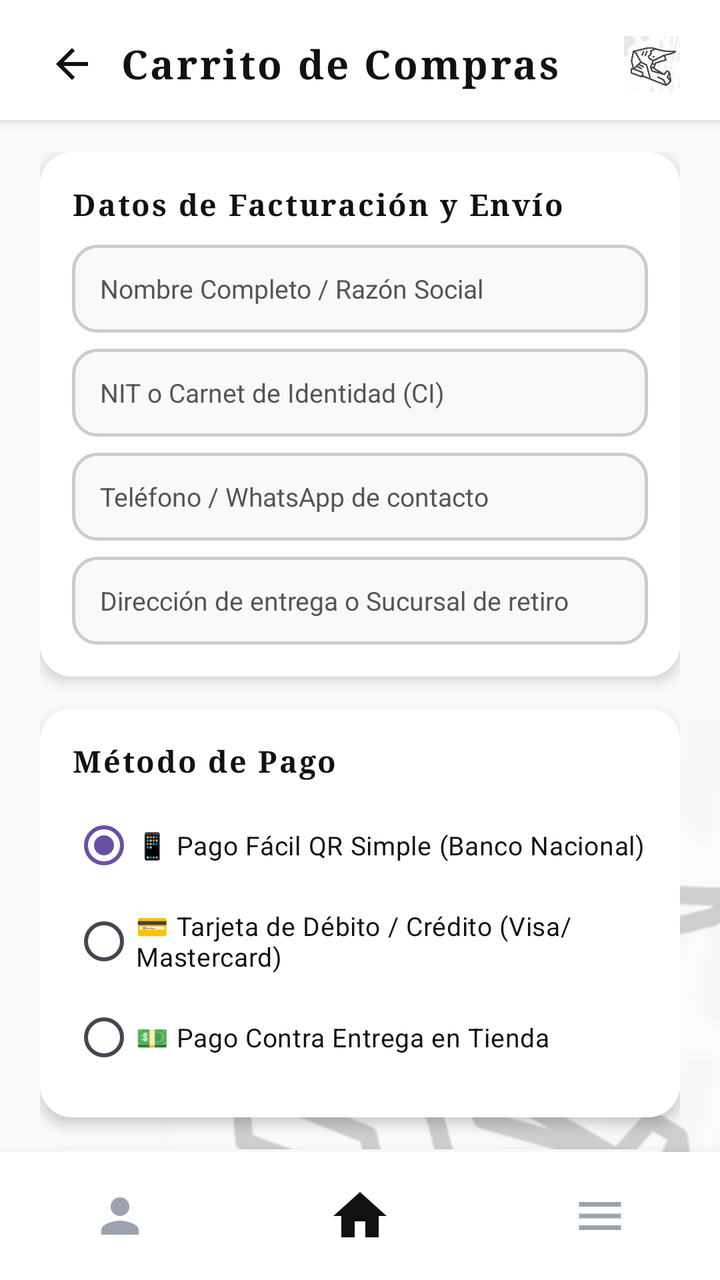
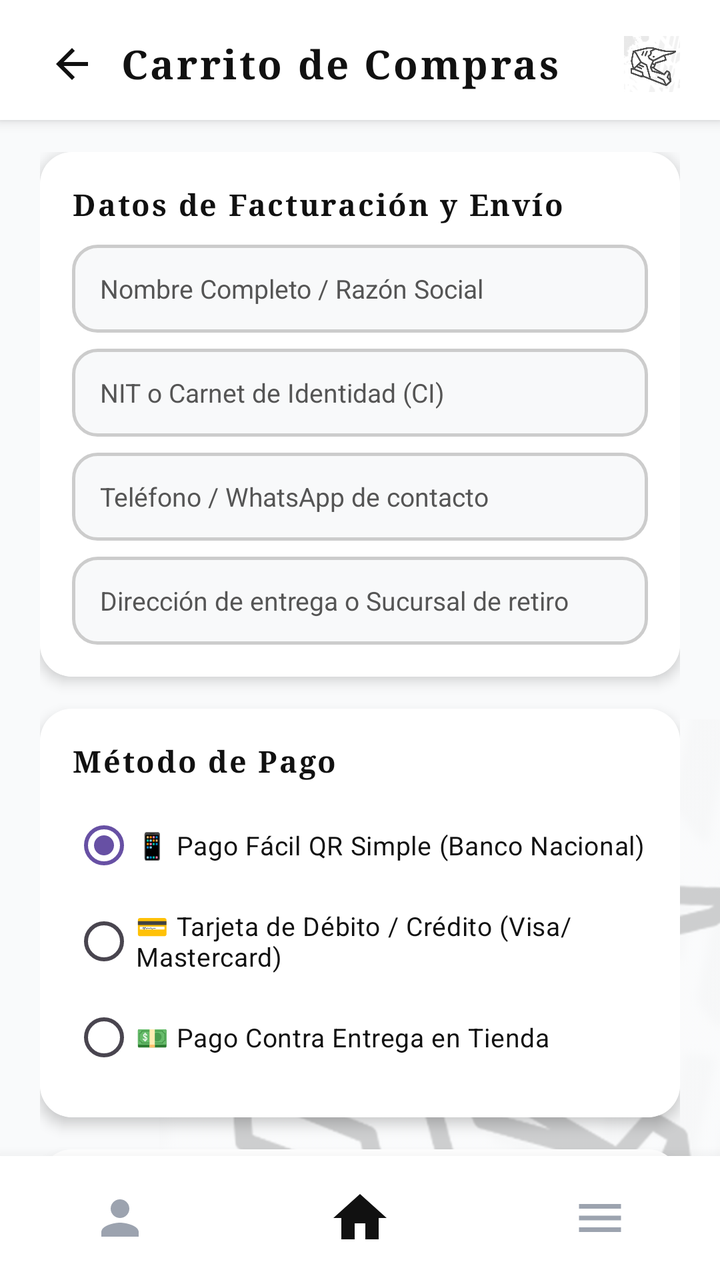

Before-and-after screenshots of an Android layout around one commit, followed by the original layout XML and the change that was made.
<!-- AndroidManifest.xml: application theme Theme.MiAPPBiker -->
<!-- res/layout/activity_cart.xml -->
<?xml version="1.0" encoding="utf-8"?>
<FrameLayout xmlns:android="http://schemas.android.com/apk/res/android"
    xmlns:app="http://schemas.android.com/apk/res-auto"
    xmlns:tools="http://schemas.android.com/tools"
    android:id="@+id/cart_root"
    android:layout_width="match_parent"
    android:layout_height="match_parent"
    android:background="@color/biker_gray_bg">

    
    <ImageView
        android:id="@+id/iv_cart_watermark"
        style="@style/MarcaAguaCasco"
        android:layout_gravity="bottom|end"
        android:layout_marginEnd="-40dp"
        android:layout_marginBottom="-40dp" />

    <androidx.constraintlayout.widget.ConstraintLayout
        android:layout_width="match_parent"
        android:layout_height="match_parent">

        
        <LinearLayout
            android:id="@+id/ll_cart_header"
            android:layout_width="match_parent"
            android:layout_height="wrap_content"
            android:background="@color/white"
            android:elevation="4dp"
            android:gravity="center_vertical"
            android:orientation="horizontal"
            android:paddingHorizontal="20dp"
            android:paddingTop="16dp"
            android:paddingBottom="12dp"
            app:layout_constraintTop_toTopOf="parent">

            <ImageView
                android:id="@+id/btn_cart_back"
                style="@style/BotonIconoNav"
                android:layout_width="32dp"
                android:layout_height="32dp"
                android:padding="4dp"
                android:src="@drawable/ic_arrow_back"
                app:tint="@color/biker_black"
                android:contentDescription="Regresar" />

            <TextView
                style="@style/TextoTituloVintage"
                android:layout_width="0dp"
                android:layout_height="wrap_content"
                android:layout_marginStart="8dp"
                android:layout_weight="1"
                android:text="Carrito de Compras" />

            <ImageView
                android:layout_width="28dp"
                android:layout_height="28dp"
                android:alpha="0.7"
                android:src="@drawable/ic_helmet_logo"
                android:contentDescription="Logo" />
        </LinearLayout>

        
        <ScrollView
            android:id="@+id/sv_cart_content"
            android:layout_width="match_parent"
            android:layout_height="0dp"
            android:fillViewport="true"
            android:scrollbars="none"
            app:layout_constraintBottom_toTopOf="@+id/ll_bottom_nav"
            app:layout_constraintTop_toBottomOf="@+id/ll_cart_header">

            <LinearLayout
                android:layout_width="match_parent"
                android:layout_height="wrap_content"
                android:orientation="vertical"
                android:paddingHorizontal="20dp"
                android:paddingTop="16dp"
                android:paddingBottom="30dp">

                
                <LinearLayout
                    android:id="@+id/ll_cart_items_container"
                    android:layout_width="match_parent"
                    android:layout_height="wrap_content"
                    android:orientation="vertical" />

                
                <androidx.cardview.widget.CardView
                    style="@style/TarjetaContenedor"
                    android:layout_width="match_parent"
                    android:layout_height="wrap_content"
                    android:layout_marginBottom="16dp"
                    app:cardElevation="4dp">

                    <LinearLayout
                        android:layout_width="match_parent"
                        android:layout_height="wrap_content"
                        android:background="@color/white"
                        android:orientation="vertical"
                        android:padding="16dp">

                        <TextView
                            style="@style/TextoEncabezadoSeccion"
                            android:layout_width="wrap_content"
                            android:layout_height="wrap_content"
                            android:text="Datos de Facturación y Envío"
                            android:textSize="15sp" />

                        
                        <EditText
                            android:id="@+id/et_billing_name"
                            style="@style/CampoTextoFormulario"
                            android:layout_marginTop="10dp"
                            android:hint="Nombre Completo / Razón Social"
                            android:inputType="textPersonName" />

                        
                        <EditText
                            android:id="@+id/et_billing_nit"
                            style="@style/CampoTextoFormulario"
                            android:layout_marginTop="8dp"
                            android:hint="NIT o Carnet de Identidad (CI)"
                            android:inputType="number" />

                        
                        <EditText
                            android:id="@+id/et_billing_phone"
                            style="@style/CampoTextoFormulario"
                            android:layout_marginTop="8dp"
                            android:hint="Teléfono / WhatsApp de contacto"
                            android:inputType="phone" />

                        
                        <EditText
                            android:id="@+id/et_billing_address"
                            style="@style/CampoTextoFormulario"
                            android:layout_marginTop="8dp"
                            android:hint="Dirección de entrega o Sucursal de retiro"
                            android:inputType="textPostalAddress" />
                    </LinearLayout>
                </androidx.cardview.widget.CardView>

                
                <androidx.cardview.widget.CardView
                    style="@style/TarjetaContenedor"
                    android:layout_width="match_parent"
                    android:layout_height="wrap_content"
                    android:layout_marginBottom="16dp"
                    app:cardElevation="4dp">

                    <LinearLayout
                        android:layout_width="match_parent"
                        android:layout_height="wrap_content"
                        android:background="@color/white"
                        android:orientation="vertical"
                        android:padding="16dp">

                        <TextView
                            style="@style/TextoEncabezadoSeccion"
                            android:layout_width="wrap_content"
                            android:layout_height="wrap_content"
                            android:text="Método de Pago"
                            android:textSize="15sp" />

                        <RadioGroup
                            android:id="@+id/rg_payment_methods"
                            android:layout_width="match_parent"
                            android:layout_height="wrap_content"
                            android:layout_marginTop="8dp">

                            <RadioButton
                                android:id="@+id/rb_pay_qr"
                                android:layout_width="match_parent"
                                android:layout_height="wrap_content"
                                android:checked="true"
                                android:paddingVertical="6dp"
                                android:text="📱 Pago Fácil QR Simple (Banco Nacional)"
                                android:textColor="@color/biker_black"
                                android:textSize="13sp" />

                            <RadioButton
                                android:id="@+id/rb_pay_card"
                                android:layout_width="match_parent"
                                android:layout_height="wrap_content"
                                android:paddingVertical="6dp"
                                android:text="💳 Tarjeta de Débito / Crédito (Visa/Mastercard)"
                                android:textColor="@color/biker_black"
                                android:textSize="13sp" />

                            <RadioButton
                                android:id="@+id/rb_pay_cash"
                                android:layout_width="match_parent"
                                android:layout_height="wrap_content"
                                android:paddingVertical="6dp"
                                android:text="💵 Pago Contra Entrega en Tienda"
                                android:textColor="@color/biker_black"
                                android:textSize="13sp" />
                        </RadioGroup>
                    </LinearLayout>
                </androidx.cardview.widget.CardView>

                
                <androidx.cardview.widget.CardView
                    style="@style/TarjetaContenedor"
                    android:layout_width="match_parent"
                    android:layout_height="wrap_content"
                    android:layout_marginBottom="20dp"
                    app:cardElevation="4dp">

                    <LinearLayout
                        android:layout_width="match_parent"
                        android:layout_height="wrap_content"
                        android:background="@color/white"
                        android:orientation="vertical"
                        android:padding="16dp">

                        <LinearLayout
                            android:layout_width="match_parent"
                            android:layout_height="wrap_content"
                            android:orientation="horizontal">

                            <TextView
                                style="@style/TextoSecundario"
                                android:layout_width="0dp"
                                android:layout_height="wrap_content"
                                android:layout_weight="1"
                                android:text="Subtotal"
                                android:textSize="13sp" />

                            <TextView
                                android:id="@+id/tv_cart_subtotal"
                                style="@style/TextoEncabezadoSeccion"
                                android:layout_width="wrap_content"
                                android:layout_height="wrap_content"
                                android:text="$4,800 USD"
                                android:textSize="13sp" />
                        </LinearLayout>

                        <LinearLayout
                            android:layout_width="match_parent"
                            android:layout_height="wrap_content"
                            android:layout_marginTop="6dp"
                            android:orientation="horizontal">

                            <TextView
                                style="@style/TextoSecundario"
                                android:layout_width="0dp"
                                android:layout_height="wrap_content"
                                android:layout_weight="1"
                                android:text="Envío Biker Seguro"
                                android:textSize="13sp" />

                            <TextView
                                android:layout_width="wrap_content"
                                android:layout_height="wrap_content"
                                android:text="GRATIS"
                                android:textColor="@color/biker_green"
                                android:textSize="13sp"
                                android:textStyle="bold" />
                        </LinearLayout>

                        <View
                            android:layout_width="match_parent"
                            android:layout_height="1dp"
                            android:layout_marginVertical="10dp"
                            android:background="@color/biker_gray_border" />

                        <LinearLayout
                            android:layout_width="match_parent"
                            android:layout_height="wrap_content"
                            android:orientation="horizontal">

                            <TextView
                                style="@style/TextoTituloVintage"
                                android:layout_width="0dp"
                                android:layout_height="wrap_content"
                                android:layout_weight="1"
                                android:text="Total a Pagar"
                                android:textSize="16sp" />

                            <TextView
                                android:id="@+id/tv_cart_total"
                                style="@style/TextoPrecio"
                                android:layout_width="wrap_content"
                                android:layout_height="wrap_content"
                                android:text="$4,800 USD" />
                        </LinearLayout>
                    </LinearLayout>
                </androidx.cardview.widget.CardView>

                
                <androidx.appcompat.widget.AppCompatButton
                    android:id="@+id/btn_confirm_checkout"
                    style="@style/BotonPrimario"
                    android:layout_height="54dp"
                    android:text="ELEGIR SUCURSAL DE RETIRO ➔" />

            </LinearLayout>
        </ScrollView>

        
        <LinearLayout
            android:id="@+id/ll_bottom_nav"
            style="@style/BarraNavegacionInferior"
            app:layout_constraintBottom_toBottomOf="parent">

            
            <FrameLayout
                android:id="@+id/nav_btn_profile"
                style="@style/ItemNavegacion">

                <ImageView
                    android:layout_width="28dp"
                    android:layout_height="28dp"
                    android:layout_gravity="center"
                    android:src="@drawable/ic_person"
                    app:tint="@color/biker_gray_muted"
                    android:contentDescription="Perfil" />
            </FrameLayout>

            
            <FrameLayout
                android:id="@+id/nav_btn_home"
                style="@style/ItemNavegacion">

                <ImageView
                    android:layout_width="32dp"
                    android:layout_height="32dp"
                    android:layout_gravity="center"
                    android:src="@drawable/ic_home"
                    app:tint="@color/biker_black"
                    android:contentDescription="Home" />
            </FrameLayout>

            
            <FrameLayout
                android:id="@+id/nav_btn_menu"
                style="@style/ItemNavegacion">

                <ImageView
                    android:layout_width="28dp"
                    android:layout_height="28dp"
                    android:layout_gravity="center"
                    android:src="@drawable/ic_menu"
                    app:tint="@color/biker_gray_muted"
                    android:contentDescription="Menu" />
            </FrameLayout>
        </LinearLayout>

    </androidx.constraintlayout.widget.ConstraintLayout>
</FrameLayout>
<!-- resources referenced by this layout -->
<resources>
  <color name="biker_black">#111111</color>
  <color name="biker_gray_bg">#F9FAFB</color>
  <color name="biker_gray_border">#E5E7EB</color>
  <color name="biker_gray_muted">#9CA3AF</color>
  <color name="biker_green">#10B981</color>
  <color name="white">#FFFFFFFF</color>
  <!-- drawable ic_arrow_back (drawable) -->
  <vector xmlns:android="http://schemas.android.com/apk/res/android"
      android:width="24dp"
      android:height="24dp"
      android:viewportWidth="24"
      android:viewportHeight="24">
      <path
          android:fillColor="#111111"
          android:pathData="M20,11H7.83l5.59,-5.59L12,4l-8,8 8,8 1.41,-1.41L7.83,13H20v-2z" />
  </vector>
  <!-- drawable ic_home (drawable) -->
  <vector xmlns:android="http://schemas.android.com/apk/res/android"
      android:width="28dp"
      android:height="28dp"
      android:viewportWidth="24"
      android:viewportHeight="24">
      <path
          android:fillColor="#FF000000"
          android:pathData="M10,20v-6h4v6h5v-8h3L12,3 2,12h3v8z" />
  </vector>
  <!-- drawable ic_menu (drawable) -->
  <vector xmlns:android="http://schemas.android.com/apk/res/android"
      android:width="28dp"
      android:height="28dp"
      android:viewportWidth="24"
      android:viewportHeight="24">
      <path
          android:fillColor="#FF000000"
          android:pathData="M3,18h18v-2L3,16v2zM3,13h18v-2L3,11v2zM3,6v2h18L21,6L3,6z" />
  </vector>
  <style name="TarjetaContenedor">
          <item name="cardCornerRadius">16dp</item>
          <item name="cardElevation">2dp</item>
          <item name="cardBackgroundColor">@color/white</item>
      </style>
  <style name="TextoEncabezadoSeccion">
          <item name="android:fontFamily">serif</item>
          <item name="android:textColor">@color/biker_black</item>
          <item name="android:textSize">13.5sp</item>
          <item name="android:textStyle">bold</item>
          <item name="android:letterSpacing">0.06</item>
      </style>
  <style name="TextoPrecio">
          <item name="android:fontFamily">serif</item>
          <item name="android:textColor">@color/biker_amber_price</item>
          <item name="android:textSize">16sp</item>
          <item name="android:textStyle">bold</item>
      </style>
  <style name="TextoSecundario">
          <item name="android:textColor">@color/biker_gray_text</item>
          <item name="android:textSize">11sp</item>
      </style>
  <style name="TextoTituloVintage">
          <item name="android:fontFamily">serif</item>
          <item name="android:textColor">@color/biker_black</item>
          <item name="android:textSize">20sp</item>
          <item name="android:textStyle">bold</item>
          <item name="android:letterSpacing">0.06</item>
      </style>
  <style name="Theme.MiAPPBiker" parent="Base.Theme.MiAPPBiker" />
  <!-- drawable bg_pill_btn (drawable) -->
  <?xml version="1.0" encoding="utf-8"?>
  <ripple xmlns:android="http://schemas.android.com/apk/res/android"
      android:color="#BDBDBD">
      <item>
          <shape android:shape="rectangle">
              <solid android:color="#CCCCCC" />
              <corners android:radius="24dp" />
          </shape>
      </item>
  </ripple>
  <!-- drawable bg_edit_text (drawable) -->
  <?xml version="1.0" encoding="utf-8"?>
  <shape xmlns:android="http://schemas.android.com/apk/res/android"
      android:shape="rectangle">
      <solid android:color="#F8F9FA" />
      <stroke android:width="1.5dp" android:color="#CCCCCC" />
      <corners android:radius="12dp" />
  </shape>
  <color name="biker_gray_hint">#555555</color>
  <color name="biker_amber_price">#B45309</color>
  <color name="biker_gray_text">#6B7280</color>
  <style name="Base.Theme.MiAPPBiker" parent="Theme.Material3.DayNight.NoActionBar">
          
          
      </style>
  <!-- unchanged entries left out for length: 8 -->
</resources>

<!-- the commit's change to res/layout/activity_cart.xml (unified diff, before → after) -->
@@ -299,53 +299,61 @@
         </ScrollView>
 
         
-        <LinearLayout
-            android:id="@+id/ll_bottom_nav"
-            style="@style/BarraNavegacionInferior"
-            app:layout_constraintBottom_toBottomOf="parent">
-
-            
-            <FrameLayout
-                android:id="@+id/nav_btn_profile"
-                style="@style/ItemNavegacion">
-
-                <ImageView
-                    android:layout_width="28dp"
-                    android:layout_height="28dp"
-                    android:layout_gravity="center"
-                    android:src="@drawable/ic_person"
-                    app:tint="@color/biker_gray_muted"
-                    android:contentDescription="Perfil" />
-            </FrameLayout>
-
-            
-            <FrameLayout
-                android:id="@+id/nav_btn_home"
-                style="@style/ItemNavegacion">
-
-                <ImageView
-                    android:layout_width="32dp"
-                    android:layout_height="32dp"
-                    android:layout_gravity="center"
-                    android:src="@drawable/ic_home"
-                    app:tint="@color/biker_black"
-                    android:contentDescription="Home" />
-            </FrameLayout>
-
-            
-            <FrameLayout
-                android:id="@+id/nav_btn_menu"
-                style="@style/ItemNavegacion">
-
-                <ImageView
-                    android:layout_width="28dp"
-                    android:layout_height="28dp"
-                    android:layout_gravity="center"
-                    android:src="@drawable/ic_menu"
-                    app:tint="@color/biker_gray_muted"
-                    android:contentDescription="Menu" />
-            </FrameLayout>
-        </LinearLayout>
+        <include layout="@layout/layout_bottom_nav" />
 
     </androidx.constraintlayout.widget.ConstraintLayout>
 </FrameLayout>
+<!-- res/layout/layout_bottom_nav.xml (included above) -->
+<?xml version="1.0" encoding="utf-8"?>
+<LinearLayout xmlns:android="http://schemas.android.com/apk/res/android"
+    xmlns:app="http://schemas.android.com/apk/res-auto"
+    android:id="@+id/ll_bottom_nav"
+    style="@style/BarraNavegacionInferior"
+    android:layout_width="match_parent"
+    android:layout_height="62dp"
+    app:layout_constraintBottom_toBottomOf="parent"
+    app:layout_constraintEnd_toEndOf="parent"
+    app:layout_constraintStart_toStartOf="parent">
+
+    
+    <FrameLayout
+        android:id="@+id/nav_btn_profile"
+        style="@style/ItemNavegacion">
+
+        <ImageView
+            android:layout_width="28dp"
+            android:layout_height="28dp"
+            android:layout_gravity="center"
+            android:contentDescription="Perfil"
+            android:src="@drawable/ic_person"
+            app:tint="@color/biker_gray_muted" />
+    </FrameLayout>
+
+    
+    <FrameLayout
+        android:id="@+id/nav_btn_home"
+        style="@style/ItemNavegacion">
+
+        <ImageView
+            android:layout_width="32dp"
+            android:layout_height="32dp"
+            android:layout_gravity="center"
+            android:contentDescription="Home"
+            android:src="@drawable/ic_home"
+            app:tint="@color/biker_black" />
+    </FrameLayout>
+
+    
+    <FrameLayout
+        android:id="@+id/nav_btn_menu"
+        style="@style/ItemNavegacion">
+
+        <ImageView
+            android:layout_width="28dp"
+            android:layout_height="28dp"
+            android:layout_gravity="center"
+            android:contentDescription="Menu"
+            android:src="@drawable/ic_menu"
+            app:tint="@color/biker_gray_muted" />
+    </FrameLayout>
+</LinearLayout>
